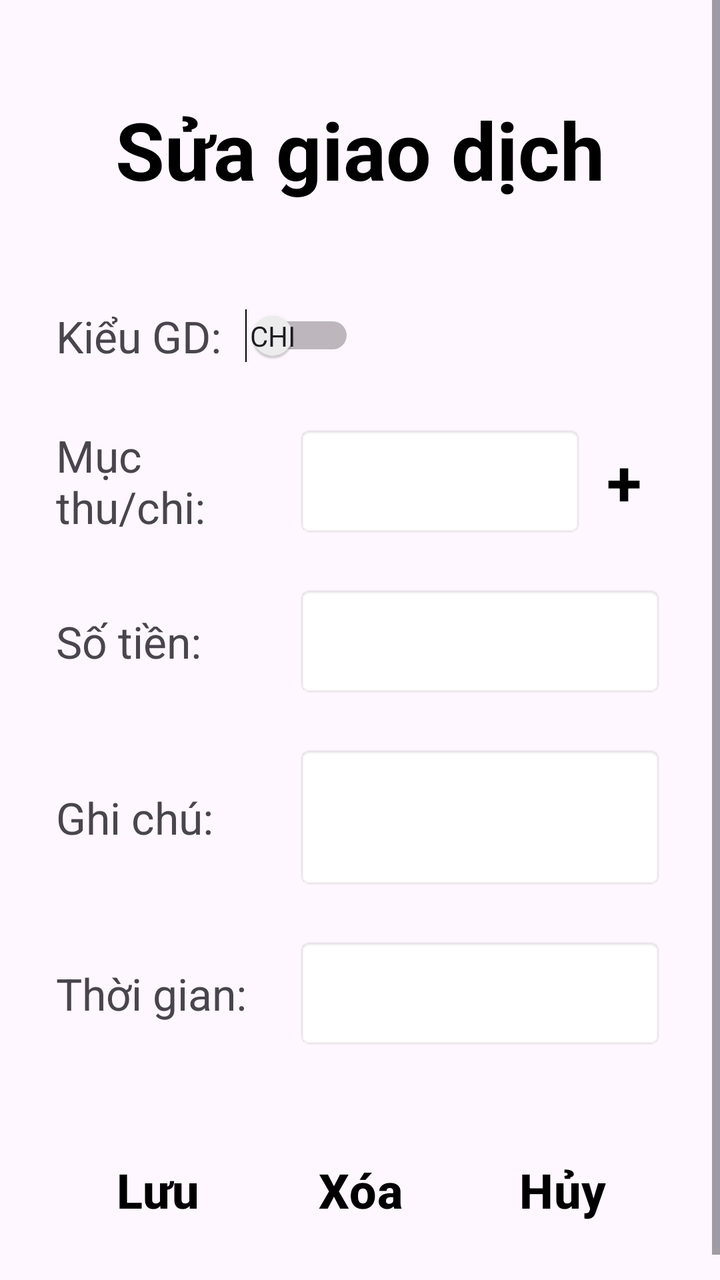
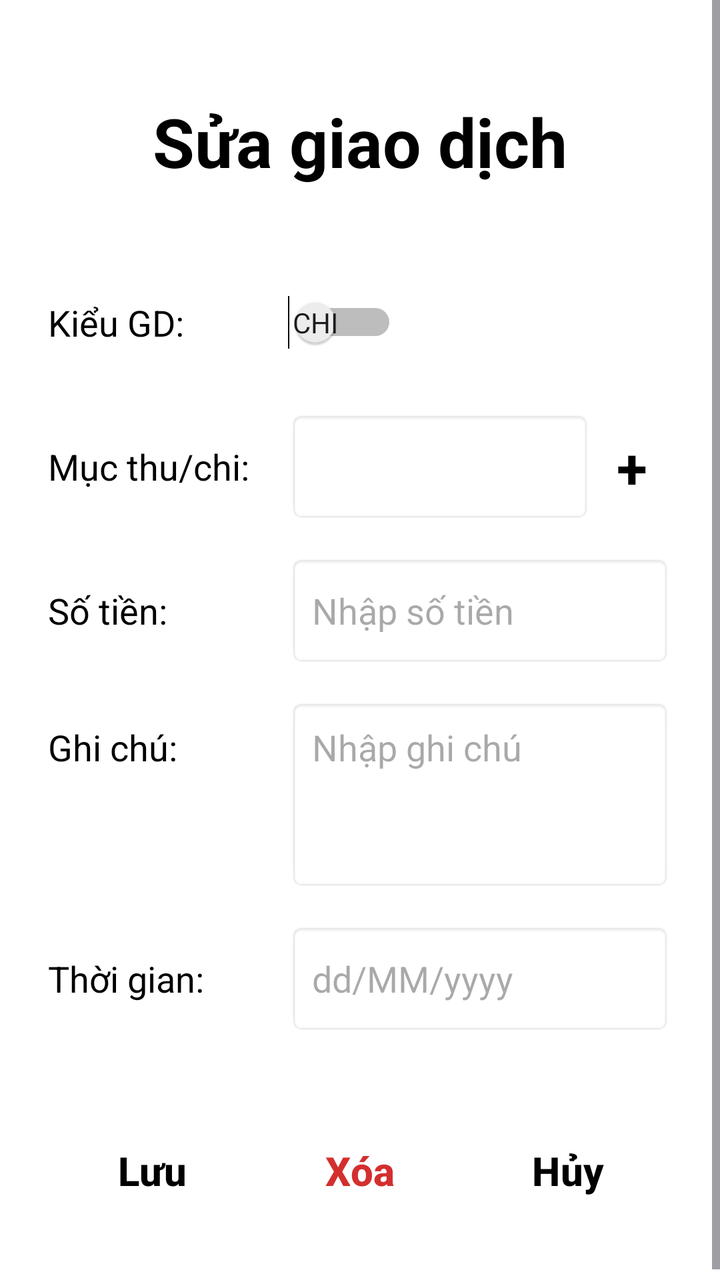

The first picture is an Android layout as it rendered before a commit; the second is the same layout after the commit. The layout source and the unified diff follow.
<!-- AndroidManifest.xml: application theme Theme.Mywallet -->
<!-- res/layout/edit_transaction.xml -->
<?xml version="1.0" encoding="utf-8"?>
<ScrollView xmlns:android="http://schemas.android.com/apk/res/android"
    android:layout_width="match_parent"
    android:layout_height="match_parent"
    android:fillViewport="true">

    <LinearLayout
        android:layout_width="match_parent"
        android:layout_height="wrap_content"
        android:orientation="vertical"
        android:paddingStart="28dp"
        android:paddingTop="48dp"
        android:paddingEnd="28dp"
        android:paddingBottom="32dp">

        <TextView
            android:layout_width="match_parent"
            android:layout_height="wrap_content"
            android:gravity="center"
            android:text="Sửa giao dịch"
            android:textColor="#000000"
            android:textSize="40sp"
            android:textStyle="bold" />

        <LinearLayout
            android:layout_width="wrap_content"
            android:layout_height="wrap_content"
            android:layout_marginTop="52dp"
            android:gravity="center_vertical"
            android:orientation="horizontal">
            <TextView android:layout_width="wrap_content" android:layout_height="wrap_content" android:text="Kiểu GD:" android:textSize="22sp" />
            <Switch android:id="@+id/switchEditTransactionType" android:layout_width="wrap_content" android:layout_height="wrap_content" android:layout_marginStart="12dp" android:showText="true" android:textOff="Chi" android:textOn="Thu" />
        </LinearLayout>

        <LinearLayout android:layout_width="match_parent" android:layout_height="wrap_content" android:layout_marginTop="30dp" android:gravity="center_vertical" android:orientation="horizontal">
            <TextView android:layout_width="120dp" android:layout_height="wrap_content" android:text="Mục\nthu/chi:" android:textSize="22sp" />
            <Spinner android:id="@+id/spinnerEditCategory" android:layout_width="0dp" android:layout_height="56dp" android:layout_weight="1" android:background="@android:drawable/editbox_background" />
            <TextView android:layout_width="40dp" android:layout_height="56dp" android:gravity="center" android:text="+" android:textColor="#000000" android:textSize="32sp" android:textStyle="bold" />
        </LinearLayout>

        <LinearLayout android:layout_width="match_parent" android:layout_height="wrap_content" android:layout_marginTop="24dp" android:gravity="center_vertical" android:orientation="horizontal">
            <TextView android:layout_width="120dp" android:layout_height="wrap_content" android:text="Số tiền:" android:textSize="22sp" />
            <EditText android:id="@+id/edtEditAmount" android:layout_width="0dp" android:layout_height="56dp" android:layout_weight="1" android:background="@android:drawable/editbox_background" android:inputType="numberDecimal" android:paddingStart="12dp" android:textSize="18sp" />
        </LinearLayout>

        <LinearLayout android:layout_width="match_parent" android:layout_height="wrap_content" android:layout_marginTop="24dp" android:gravity="center_vertical" android:orientation="horizontal">
            <TextView android:layout_width="120dp" android:layout_height="wrap_content" android:text="Ghi chú:" android:textSize="22sp" />
            <EditText android:id="@+id/edtEditNote" android:layout_width="0dp" android:layout_height="72dp" android:layout_weight="1" android:background="@android:drawable/editbox_background" android:gravity="top|start" android:inputType="textMultiLine" android:padding="12dp" android:textSize="18sp" />
        </LinearLayout>

        <LinearLayout android:layout_width="match_parent" android:layout_height="wrap_content" android:layout_marginTop="24dp" android:gravity="center_vertical" android:orientation="horizontal">
            <TextView android:layout_width="120dp" android:layout_height="wrap_content" android:text="Thời gian:" android:textSize="22sp" />
            <EditText android:id="@+id/edtEditTransactionDate" android:layout_width="0dp" android:layout_height="56dp" android:layout_weight="1" android:background="@android:drawable/editbox_background" android:clickable="true" android:focusable="false" android:paddingStart="12dp" android:textSize="18sp" />
        </LinearLayout>

        <LinearLayout android:layout_width="match_parent" android:layout_height="wrap_content" android:layout_marginTop="44dp" android:orientation="horizontal">
            <Button android:id="@+id/btnUpdateTransaction" android:layout_width="0dp" android:layout_height="wrap_content" android:layout_weight="1" android:background="@android:color/transparent" android:text="Lưu" android:textColor="#000000" android:textSize="24sp" android:textStyle="bold" />
            <Button android:id="@+id/btnDeleteTransaction" android:layout_width="0dp" android:layout_height="wrap_content" android:layout_weight="1" android:background="@android:color/transparent" android:text="Xóa" android:textColor="#000000" android:textSize="24sp" android:textStyle="bold" />
            <Button android:id="@+id/btnCancelEditTransaction" android:layout_width="0dp" android:layout_height="wrap_content" android:layout_weight="1" android:background="@android:color/transparent" android:text="Hủy" android:textColor="#000000" android:textSize="24sp" android:textStyle="bold" />
        </LinearLayout>
    </LinearLayout>
</ScrollView>
<!-- resources referenced by this layout -->
<resources>
  <style name="Theme.Mywallet" parent="Base.Theme.Mywallet" />
  <style name="Base.Theme.Mywallet" parent="Theme.Material3.DayNight.NoActionBar">
          
          
      </style>
</resources>

<!-- the commit's change to res/layout/edit_transaction.xml (unified diff, before → after) -->
@@ -2,61 +2,226 @@
 <ScrollView xmlns:android="http://schemas.android.com/apk/res/android"
     android:layout_width="match_parent"
     android:layout_height="match_parent"
+    android:background="#FFFFFF"
     android:fillViewport="true">
 
     <LinearLayout
         android:layout_width="match_parent"
         android:layout_height="wrap_content"
         android:orientation="vertical"
-        android:paddingStart="28dp"
+        android:paddingStart="24dp"
         android:paddingTop="48dp"
-        android:paddingEnd="28dp"
+        android:paddingEnd="24dp"
         android:paddingBottom="32dp">
 
         <TextView
             android:layout_width="match_parent"
             android:layout_height="wrap_content"
             android:gravity="center"
+            android:maxLines="1"
             android:text="Sửa giao dịch"
             android:textColor="#000000"
-            android:textSize="40sp"
+            android:textSize="34sp"
             android:textStyle="bold" />
 
         <LinearLayout
-            android:layout_width="wrap_content"
-            android:layout_height="wrap_content"
-            android:layout_marginTop="52dp"
-            android:gravity="center_vertical"
-            android:orientation="horizontal">
-            <TextView android:layout_width="wrap_content" android:layout_height="wrap_content" android:text="Kiểu GD:" android:textSize="22sp" />
-            <Switch android:id="@+id/switchEditTransactionType" android:layout_width="wrap_content" android:layout_height="wrap_content" android:layout_marginStart="12dp" android:showText="true" android:textOff="Chi" android:textOn="Thu" />
-        </LinearLayout>
-
-        <LinearLayout android:layout_width="match_parent" android:layout_height="wrap_content" android:layout_marginTop="30dp" android:gravity="center_vertical" android:orientation="horizontal">
-            <TextView android:layout_width="120dp" android:layout_height="wrap_content" android:text="Mục\nthu/chi:" android:textSize="22sp" />
-            <Spinner android:id="@+id/spinnerEditCategory" android:layout_width="0dp" android:layout_height="56dp" android:layout_weight="1" android:background="@android:drawable/editbox_background" />
-            <TextView android:layout_width="40dp" android:layout_height="56dp" android:gravity="center" android:text="+" android:textColor="#000000" android:textSize="32sp" android:textStyle="bold" />
-        </LinearLayout>
-
-        <LinearLayout android:layout_width="match_parent" android:layout_height="wrap_content" android:layout_marginTop="24dp" android:gravity="center_vertical" android:orientation="horizontal">
-            <TextView android:layout_width="120dp" android:layout_height="wrap_content" android:text="Số tiền:" android:textSize="22sp" />
-            <EditText android:id="@+id/edtEditAmount" android:layout_width="0dp" android:layout_height="56dp" android:layout_weight="1" android:background="@android:drawable/editbox_background" android:inputType="numberDecimal" android:paddingStart="12dp" android:textSize="18sp" />
-        </LinearLayout>
-
-        <LinearLayout android:layout_width="match_parent" android:layout_height="wrap_content" android:layout_marginTop="24dp" android:gravity="center_vertical" android:orientation="horizontal">
-            <TextView android:layout_width="120dp" android:layout_height="wrap_content" android:text="Ghi chú:" android:textSize="22sp" />
-            <EditText android:id="@+id/edtEditNote" android:layout_width="0dp" android:layout_height="72dp" android:layout_weight="1" android:background="@android:drawable/editbox_background" android:gravity="top|start" android:inputType="textMultiLine" android:padding="12dp" android:textSize="18sp" />
-        </LinearLayout>
-
-        <LinearLayout android:layout_width="match_parent" android:layout_height="wrap_content" android:layout_marginTop="24dp" android:gravity="center_vertical" android:orientation="horizontal">
-            <TextView android:layout_width="120dp" android:layout_height="wrap_content" android:text="Thời gian:" android:textSize="22sp" />
-            <EditText android:id="@+id/edtEditTransactionDate" android:layout_width="0dp" android:layout_height="56dp" android:layout_weight="1" android:background="@android:drawable/editbox_background" android:clickable="true" android:focusable="false" android:paddingStart="12dp" android:textSize="18sp" />
-        </LinearLayout>
-
-        <LinearLayout android:layout_width="match_parent" android:layout_height="wrap_content" android:layout_marginTop="44dp" android:orientation="horizontal">
-            <Button android:id="@+id/btnUpdateTransaction" android:layout_width="0dp" android:layout_height="wrap_content" android:layout_weight="1" android:background="@android:color/transparent" android:text="Lưu" android:textColor="#000000" android:textSize="24sp" android:textStyle="bold" />
-            <Button android:id="@+id/btnDeleteTransaction" android:layout_width="0dp" android:layout_height="wrap_content" android:layout_weight="1" android:background="@android:color/transparent" android:text="Xóa" android:textColor="#000000" android:textSize="24sp" android:textStyle="bold" />
-            <Button android:id="@+id/btnCancelEditTransaction" android:layout_width="0dp" android:layout_height="wrap_content" android:layout_weight="1" android:background="@android:color/transparent" android:text="Hủy" android:textColor="#000000" android:textSize="24sp" android:textStyle="bold" />
+            android:layout_width="match_parent"
+            android:layout_height="56dp"
+            android:layout_marginTop="40dp"
+            android:gravity="center_vertical"
+            android:orientation="horizontal">
+
+            <TextView
+                android:layout_width="120dp"
+                android:layout_height="wrap_content"
+                android:maxLines="1"
+                android:text="Kiểu GD:"
+                android:textColor="#000000"
+                android:textSize="18sp" />
+
+            <Switch
+                android:id="@+id/switchEditTransactionType"
+                android:layout_width="wrap_content"
+                android:layout_height="wrap_content"
+                android:showText="true"
+                android:textOff="Chi"
+                android:textOn="Thu" />
+        </LinearLayout>
+
+        <LinearLayout
+            android:layout_width="match_parent"
+            android:layout_height="wrap_content"
+            android:layout_marginTop="16dp"
+            android:gravity="center_vertical"
+            android:orientation="horizontal">
+
+            <TextView
+                android:layout_width="120dp"
+                android:layout_height="wrap_content"
+                android:maxLines="1"
+                android:text="Mục thu/chi:"
+                android:textColor="#000000"
+                android:textSize="18sp" />
+
+            <Spinner
+                android:id="@+id/spinnerEditCategory"
+                android:layout_width="0dp"
+                android:layout_height="56dp"
+                android:layout_weight="1"
+                android:background="@android:drawable/editbox_background" />
+
+            <TextView
+                android:layout_width="40dp"
+                android:layout_height="56dp"
+                android:gravity="center"
+                android:text="+"
+                android:textColor="#000000"
+                android:textSize="28sp"
+                android:textStyle="bold" />
+        </LinearLayout>
+
+        <LinearLayout
+            android:layout_width="match_parent"
+            android:layout_height="wrap_content"
+            android:layout_marginTop="16dp"
+            android:gravity="center_vertical"
+            android:orientation="horizontal">
+
+            <TextView
+                android:layout_width="120dp"
+                android:layout_height="wrap_content"
+                android:maxLines="1"
+                android:text="Số tiền:"
+                android:textColor="#000000"
+                android:textSize="18sp" />
+
+            <EditText
+                android:id="@+id/edtEditAmount"
+                android:layout_width="0dp"
+                android:layout_height="56dp"
+                android:layout_weight="1"
+                android:background="@android:drawable/editbox_background"
+                android:hint="Nhập số tiền"
+                android:inputType="numberDecimal"
+                android:maxLines="1"
+                android:paddingStart="12dp"
+                android:paddingEnd="12dp"
+                android:textSize="18sp" />
+        </LinearLayout>
+
+        <LinearLayout
+            android:layout_width="match_parent"
+            android:layout_height="wrap_content"
+            android:layout_marginTop="16dp"
+            android:gravity="top"
+            android:orientation="horizontal">
+
+            <TextView
+                android:layout_width="120dp"
+                android:layout_height="wrap_content"
+                android:maxLines="1"
+                android:paddingTop="12dp"
+                android:text="Ghi chú:"
+                android:textColor="#000000"
+                android:textSize="18sp" />
+
+            <EditText
+                android:id="@+id/edtEditNote"
+                android:layout_width="0dp"
+                android:layout_height="96dp"
+                android:layout_weight="1"
+                android:background="@android:drawable/editbox_background"
+                android:gravity="top|start"
+                android:hint="Nhập ghi chú"
+                android:inputType="textMultiLine"
+                android:padding="12dp"
+                android:scrollbars="vertical"
+                android:textSize="18sp" />
+        </LinearLayout>
+
+        <LinearLayout
+            android:layout_width="match_parent"
+            android:layout_height="wrap_content"
+            android:layout_marginTop="16dp"
+            android:gravity="center_vertical"
+            android:orientation="horizontal">
+
+            <TextView
+                android:layout_width="120dp"
+                android:layout_height="wrap_content"
+                android:maxLines="1"
+                android:text="Thời gian:"
+                android:textColor="#000000"
+                android:textSize="18sp" />
+
+            <EditText
+                android:id="@+id/edtEditTransactionDate"
+                android:layout_width="0dp"
+                android:layout_height="56dp"
+                android:layout_weight="1"
+                android:background="@android:drawable/editbox_background"
+                android:clickable="true"
+                android:focusable="false"
+                android:hint="dd/MM/yyyy"
+                android:maxLines="1"
+                android:paddingStart="12dp"
+                android:paddingEnd="12dp"
+                android:textSize="18sp" />
+        </LinearLayout>
+
+        <LinearLayout
+            android:layout_width="match_parent"
+            android:layout_height="wrap_content"
+            android:layout_marginTop="40dp"
+            android:orientation="horizontal">
+
+            <Button
+                android:id="@+id/btnUpdateTransaction"
+                android:layout_width="0dp"
+                android:layout_height="56dp"
+                android:layout_weight="1"
+                android:background="@android:color/transparent"
+                android:maxLines="1"
+                android:minWidth="0dp"
+                android:paddingStart="4dp"
+                android:paddingEnd="4dp"
+                android:text="Lưu"
+                android:textAllCaps="false"
+                android:textColor="#000000"
+                android:textSize="20sp"
+                android:textStyle="bold" />
+
+            <Button
+                android:id="@+id/btnDeleteTransaction"
+                android:layout_width="0dp"
+                android:layout_height="56dp"
+                android:layout_weight="1"
+                android:background="@android:color/transparent"
+                android:maxLines="1"
+                android:minWidth="0dp"
+                android:paddingStart="4dp"
+                android:paddingEnd="4dp"
+                android:text="Xóa"
+                android:textAllCaps="false"
+                android:textColor="#D32F2F"
+                android:textSize="20sp"
+                android:textStyle="bold" />
+
+            <Button
+                android:id="@+id/btnCancelEditTransaction"
+                android:layout_width="0dp"
+                android:layout_height="56dp"
+                android:layout_weight="1"
+                android:background="@android:color/transparent"
+                android:maxLines="1"
+                android:minWidth="0dp"
+                android:paddingStart="4dp"
+                android:paddingEnd="4dp"
+                android:text="Hủy"
+                android:textAllCaps="false"
+                android:textColor="#000000"
+                android:textSize="20sp"
+                android:textStyle="bold" />
         </LinearLayout>
     </LinearLayout>
 </ScrollView>
